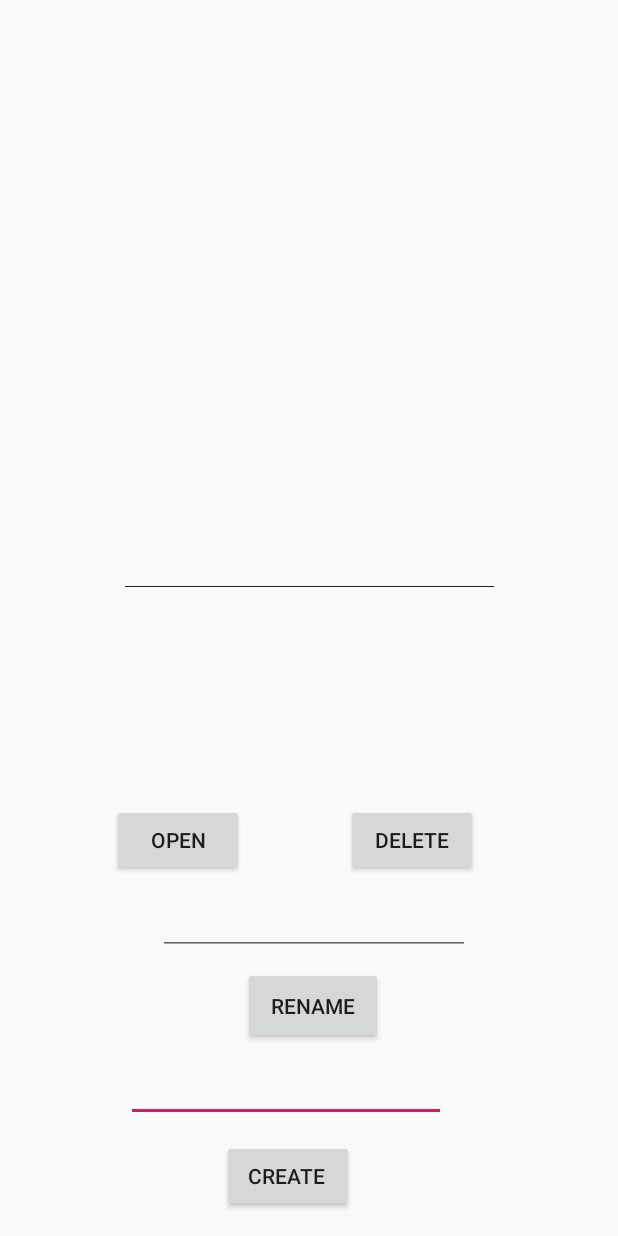
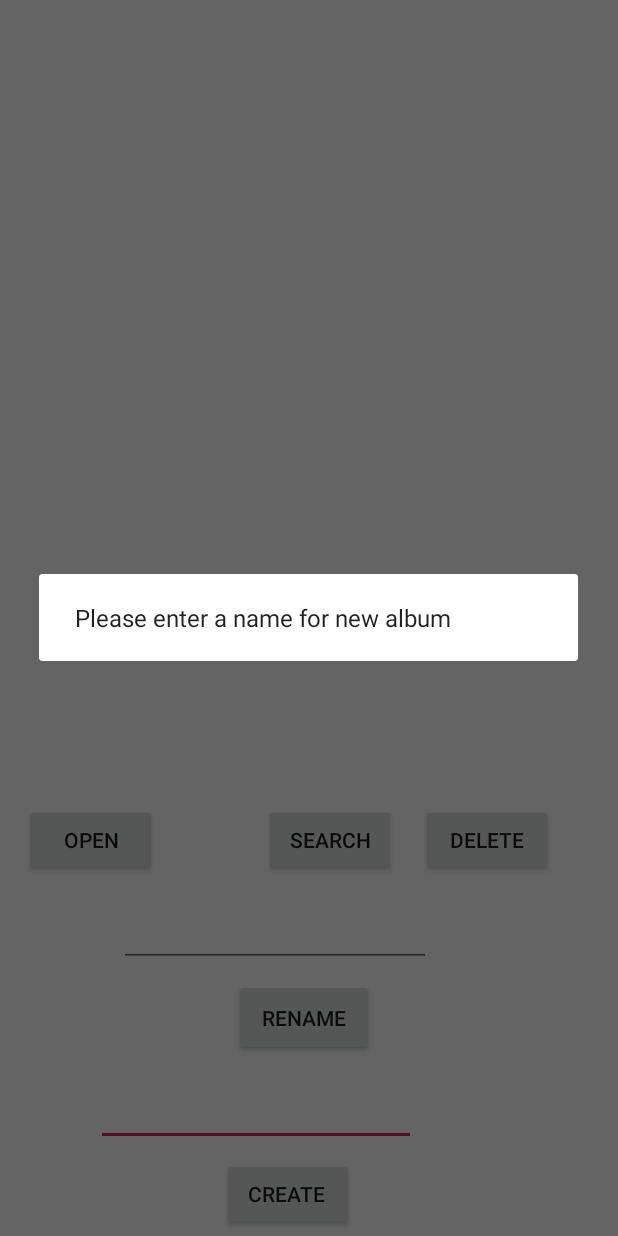
Before and after one commit to eshil-patel/Android-Photo-Gallery, an Android app: the screen it shows after launch (MainActivity), after a tap on "CREATE", on a phone screen of 412 x 824 dp. Run offline under Robolectric (Android 15) with nearby library versions, the phone set to English and light mode, and no system bars.

```diff
--- a/AndroidProject16/app/build.gradle
+++ b/AndroidProject16/app/build.gradle
@@ -26,4 +26,5 @@ dependencies {
     testImplementation 'junit:junit:4.12'
     androidTestImplementation 'com.android.support.test:runner:1.0.2'
     androidTestImplementation 'com.android.support.test.espresso:espresso-core:3.0.2'
+    implementation 'com.android.support:recyclerview-v7:28.0.0'
 }
--- a/AndroidProject16/app/src/main/java/com/example/androidproject16/MainActivity.java
+++ b/AndroidProject16/app/src/main/java/com/example/androidproject16/MainActivity.java
@@ -1,6 +1,7 @@
 package com.example.androidproject16;
 
 import android.content.Intent;
+import android.support.v7.app.AlertDialog;
 import android.support.v7.app.AppCompatActivity;
 import android.os.Bundle;
 import android.view.View;
@@ -13,7 +14,7 @@ import java.util.ArrayList;
 
 public class MainActivity extends AppCompatActivity {
     public static ArrayList<Album> albums;
-    public static String albumselected="";
+    public static String albumselected;
     public static User user;
     public static ArrayAdapter<String> adapter;
     public void init(User user){
@@ -51,6 +52,10 @@ public class MainActivity extends AppCompatActivity {
     }
     public void open(View view){
         // initialize the data for openalbum (send the entire user object
+        if(albumselected==null){
+            showAlert("Please choose an album to open");
+            return;
+        }
         open_album.init(user,albumselected);
         albumselected=null;
         Intent intent = new Intent(this,open_album.class);
@@ -60,9 +65,15 @@ public class MainActivity extends AppCompatActivity {
     public void create(View view){
         ListView listview = findViewById(R.id.albumname);
         EditText newalbum = findViewById(R.id.createalbum);
-        System.out.println(newalbum.getText().toString());
+        if(newalbum.getText().toString().equals("")){
+            showAlert("Please enter a name for new album");
+            return;
+        }
         Album toadd=new Album(newalbum.getText().toString());
         // check if the album is already in the list
+        if(user.hasAlbum(newalbum.getText().toString())){
+            showAlert("This album already exists");
+        }
         user.addAlbum(toadd);
         DataSaver.save(MainActivity.this,user);
         setListView();
@@ -70,7 +81,7 @@ public class MainActivity extends AppCompatActivity {
     public void delete(View view){
         ListView listview = findViewById(R.id.albumname);
         if(albumselected==null){
-            System.out.println("this is null, please choose an album");
+            showAlert("No albuum selected to delete");
             return;
         }
         String o=albumselected;
@@ -83,16 +94,25 @@ public class MainActivity extends AppCompatActivity {
     public void rename(View view){
         ListView listview = findViewById(R.id.albumname);
         if(albumselected==null){
-            System.out.println("this album is null");
+            showAlert("No album selected to rename");
             return;
         }
         String old=albumselected;
         EditText newname = findViewById(R.id.renamealbum);
+        if(newname.getText().toString().equals("")){
+            showAlert("Please enter a new name for an album");
+            return;
+        }
         Album a = new Album(albumselected);
+        if(user.hasAlbum(newname.getText().toString())){
+            showAlert("This album name already exists");
+            return;
+        }
         user.renameAlbum(a,newname.getText().toString());
         albumselected=null;
         DataSaver.save(MainActivity.this,user);
         setListView();
+
     }
     public void setListView(){
         ListView listview = findViewById(R.id.albumname);
@@ -106,5 +126,9 @@ public class MainActivity extends AppCompatActivity {
         listview.setAdapter(adapter);
         adapter.notifyDataSetChanged();
     }
-
+    public void showAlert(String text){
+        AlertDialog.Builder alert = new AlertDialog.Builder(this);
+        alert.setMessage(text);
+        alert.show();
+    }
 }
--- a/AndroidProject16/app/src/main/java/com/example/androidproject16/Tag.java
+++ b/AndroidProject16/app/src/main/java/com/example/androidproject16/Tag.java
@@ -58,7 +58,7 @@ public class Tag implements Serializable{
             return false;
         }
         Tag b = (Tag)a;
-        if (this.name.equalsIgnoreCase(b.name) && this.value.equalsIgnoreCase(b.value)){
+        if (this.name.toLowerCase().contains(b.name.toLowerCase()) && this.value.toLowerCase().contains(b.value.toLowerCase())){
             return true;
         }
         return false;
--- a/AndroidProject16/app/src/main/res/layout/activity_main.xml
+++ b/AndroidProject16/app/src/main/res/layout/activity_main.xml
@@ -17,7 +17,7 @@
         android:text="Open"
         app:layout_constraintBottom_toBottomOf="parent"
         app:layout_constraintEnd_toEndOf="parent"
-        app:layout_constraintHorizontal_bias="0.217"
+        app:layout_constraintHorizontal_bias="0.028"
         app:layout_constraintStart_toStartOf="parent" />
 
     <Button
@@ -25,7 +25,7 @@
         android:layout_width="wrap_content"
         android:layout_height="wrap_content"
         android:layout_marginStart="148dp"
-        android:layout_marginBottom="16dp"
+        android:layout_marginBottom="4dp"
         android:onClick="create"
         android:text="Create "
         app:layout_constraintBottom_toBottomOf="parent"
@@ -37,12 +37,12 @@
         android:layout_height="51dp"
         android:layout_marginStart="8dp"
         android:layout_marginEnd="8dp"
-        android:layout_marginBottom="128dp"
+        android:layout_marginBottom="120dp"
         android:onClick="rename"
         android:text="Rename"
         app:layout_constraintBottom_toBottomOf="parent"
         app:layout_constraintEnd_toEndOf="parent"
-        app:layout_constraintHorizontal_bias="0.509"
+        app:layout_constraintHorizontal_bias="0.49"
         app:layout_constraintStart_toStartOf="parent" />
 
     <ListView
@@ -63,8 +63,8 @@
         android:id="@+id/createalbum"
         android:layout_width="wrap_content"
         android:layout_height="wrap_content"
-        android:layout_marginStart="84dp"
-        android:layout_marginBottom="12dp"
+        android:layout_marginStart="64dp"
+        android:layout_marginBottom="8dp"
         android:ems="10"
         android:inputType="textPersonName"
         app:layout_constraintBottom_toTopOf="@+id/button2"
@@ -81,18 +81,28 @@
         android:inputType="textPersonName"
         app:layout_constraintBottom_toTopOf="@+id/button3"
         app:layout_constraintEnd_toEndOf="parent"
-        app:layout_constraintHorizontal_bias="0.518"
+        app:layout_constraintHorizontal_bias="0.381"
         app:layout_constraintStart_toStartOf="parent" />
 
     <Button
         android:id="@+id/delete"
         android:layout_width="wrap_content"
         android:layout_height="wrap_content"
-        android:layout_marginStart="68dp"
+        android:layout_marginStart="176dp"
         android:layout_marginBottom="240dp"
         android:onClick="delete"
         android:text="Delete"
         app:layout_constraintBottom_toBottomOf="parent"
         app:layout_constraintStart_toEndOf="@+id/button" />
 
+    <Button
+        android:id="@+id/searchbutton"
+        android:layout_width="wrap_content"
+        android:layout_height="wrap_content"
+        android:layout_marginEnd="148dp"
+        android:layout_marginBottom="240dp"
+        android:text="@android:string/search_go"
+        app:layout_constraintBottom_toBottomOf="parent"
+        app:layout_constraintEnd_toEndOf="parent" />
+
 </android.support.constraint.ConstraintLayout>
```
Also changed, not shown: AndroidProject16/app/src/main/AndroidManifest.xml (+5 -2 lines), AndroidProject16/app/src/main/java/com/example/androidproject16/open_album.java (+9 -3 lines), AndroidProject16/app/src/main/java/com/example/androidproject16/search_photos.java (added, +77 -0 lines), AndroidProject16/app/src/main/res/layout/activity_open_album.xml (+17 -11 lines), AndroidProject16/app/src/main/res/layout/activity_search_photos.xml (added, +117 -0 lines).
